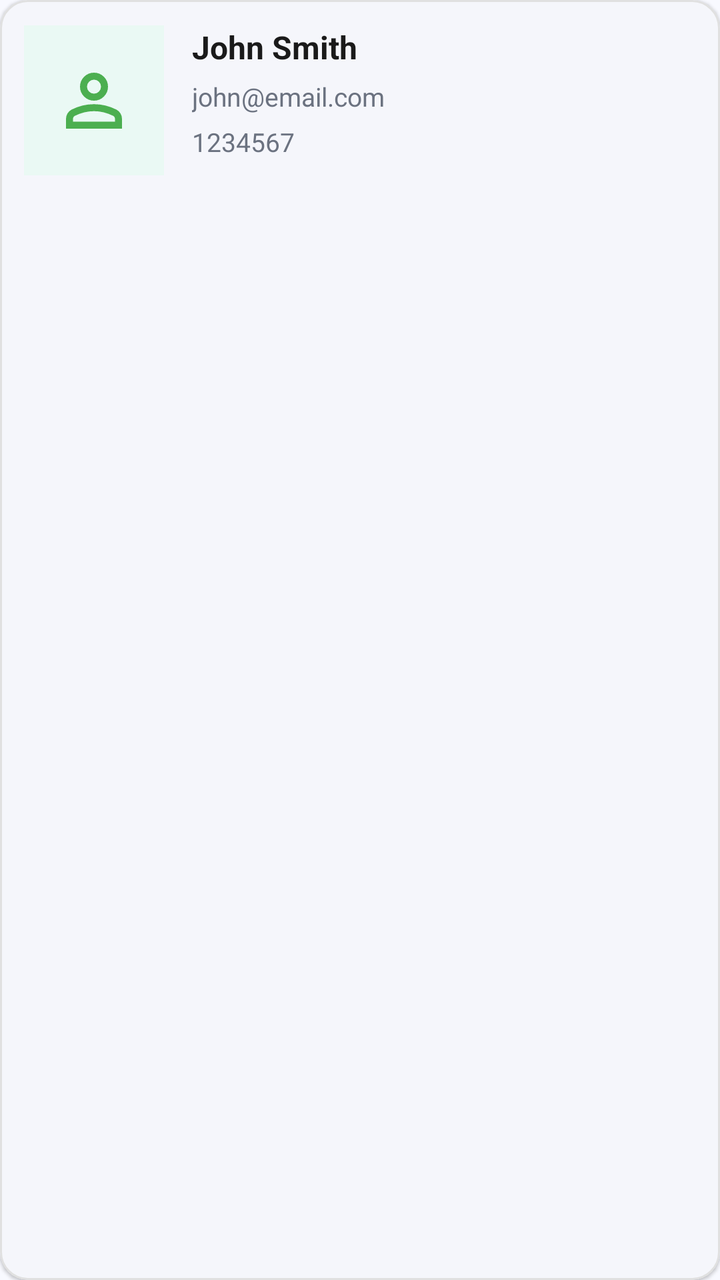
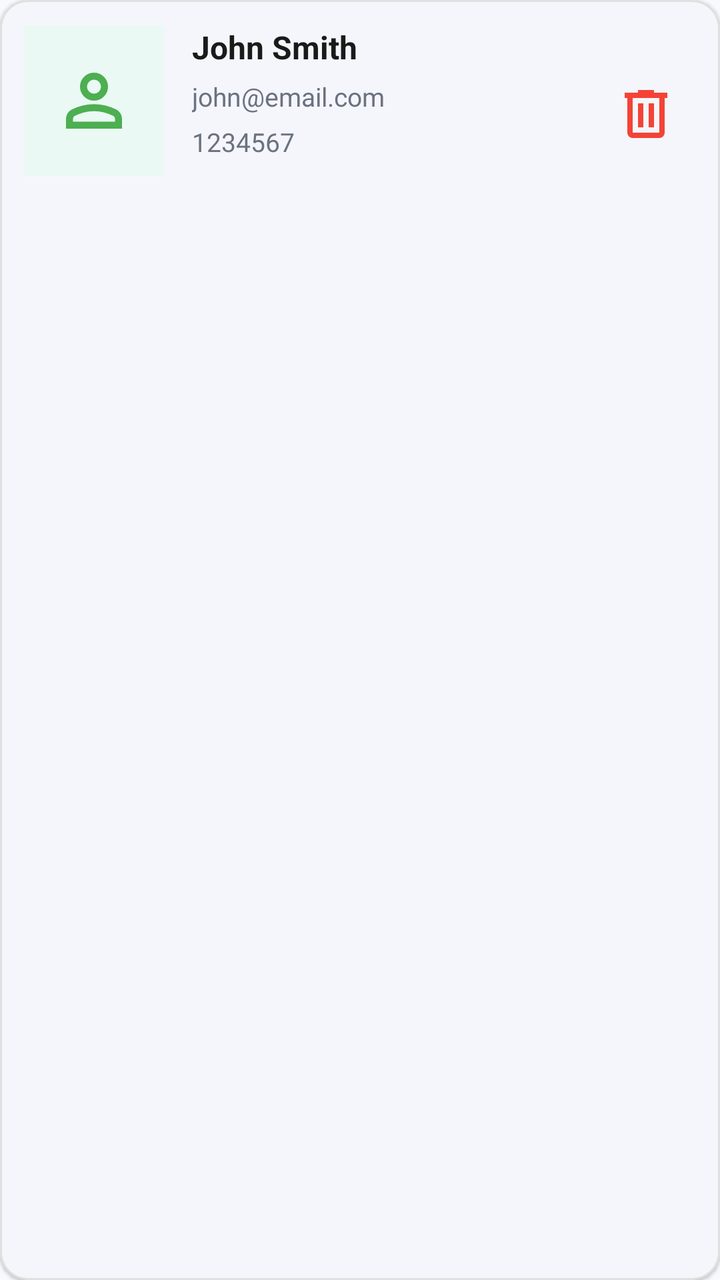

Two renders of the same Android screen: before a commit and after it. Below are the layout's source before the change and the commit's diff.
<!-- AndroidManifest.xml: application theme Theme.LibraryApp -->
<!-- res/layout/item_member.xml -->
<?xml version="1.0" encoding="utf-8"?>
<com.google.android.material.card.MaterialCardView
    xmlns:android="http://schemas.android.com/apk/res/android"
    xmlns:app="http://schemas.android.com/apk/res-auto"
    android:layout_width="match_parent"
    android:layout_height="wrap_content"
    android:layout_marginBottom="12dp"
    app:cardBackgroundColor="@color/surface"
    app:cardCornerRadius="14dp"
    app:cardElevation="1dp"
    app:strokeColor="@color/border"
    app:strokeWidth="1dp">

    <androidx.constraintlayout.widget.ConstraintLayout
        android:id="@+id/clMember"
        android:layout_width="match_parent"
        android:layout_height="100dp"
        android:padding="12dp">

        

        <ImageView
            android:id="@+id/ivMemberIcon"
            android:layout_width="70dp"
            android:layout_height="75dp"
            android:background="#EAF9F4"
            android:contentDescription="Member"
            android:padding="14dp"
            android:src="@drawable/iv_member"
            app:tint="@color/success"
            app:layout_constraintBottom_toBottomOf="parent"
            app:layout_constraintStart_toStartOf="parent"
            app:layout_constraintTop_toTopOf="parent" />

        

        <TextView
            android:id="@+id/tvMemberName"
            android:layout_width="0dp"
            android:layout_height="wrap_content"
            android:layout_marginStart="14dp"
            android:layout_marginEnd="12dp"
            android:text="John Smith"
            android:textColor="@color/text_primary"
            android:textSize="16sp"
            android:textStyle="bold"
            app:layout_constraintEnd_toEndOf="@id/clMember"
            app:layout_constraintStart_toEndOf="@id/ivMemberIcon"
            app:layout_constraintTop_toTopOf="@id/ivMemberIcon" />

        

        <TextView
            android:id="@+id/tvMemberEmail"
            android:layout_width="0dp"
            android:layout_height="wrap_content"
            android:layout_marginTop="5dp"
            android:text="john@email.com"
            android:textColor="@color/text_secondary"
            android:textSize="13sp"
            app:layout_constraintEnd_toEndOf="@id/tvMemberName"
            app:layout_constraintStart_toStartOf="@id/tvMemberName"
            app:layout_constraintTop_toBottomOf="@id/tvMemberName" />

        

        <TextView
            android:id="@+id/tvPhone"
            android:layout_width="0dp"
            android:layout_height="wrap_content"
            android:layout_marginTop="5dp"
            android:text="1234567"
            android:textColor="@color/text_secondary"
            android:textSize="13sp"
            app:layout_constraintEnd_toEndOf="@id/tvMemberName"
            app:layout_constraintStart_toStartOf="@id/tvMemberName"
            app:layout_constraintTop_toBottomOf="@id/tvMemberEmail" />


    </androidx.constraintlayout.widget.ConstraintLayout>

</com.google.android.material.card.MaterialCardView>
<!-- resources referenced by this layout -->
<resources>
  <color name="border">#E0E0E0</color>
  <color name="success">#4CAF50</color>
  <color name="surface">#FFFFFF</color>
  <color name="text_primary">#1A1A1A</color>
  <color name="text_secondary">#6B7280</color>
  <!-- drawable iv_member (drawable) -->
  <vector xmlns:android="http://schemas.android.com/apk/res/android"
      android:width="24dp"
      android:height="24dp"
      android:viewportWidth="960"
      android:viewportHeight="960">
    <path
        android:pathData="M367,433q-47,-47 -47,-113t47,-113q47,-47 113,-47t113,47q47,47 47,113t-47,113q-47,47 -113,47t-113,-47ZM160,800v-112q0,-34 17.5,-62.5T224,582q62,-31 126,-46.5T480,520q66,0 130,15.5T736,582q29,15 46.5,43.5T800,688v112L160,800ZM240,720h480v-32q0,-11 -5.5,-20T700,654q-54,-27 -109,-40.5T480,600q-56,0 -111,13.5T260,654q-9,5 -14.5,14t-5.5,20v32ZM536.5,376.5Q560,353 560,320t-23.5,-56.5Q513,240 480,240t-56.5,23.5Q400,287 400,320t23.5,56.5Q447,400 480,400t56.5,-23.5ZM480,320ZM480,720Z"
        android:fillColor="#1f1f1f"/>
  </vector>
  <style name="Theme.LibraryApp" parent="Base.Theme.LibraryApp" />
  <style name="Base.Theme.LibraryApp" parent="Theme.Material3.DayNight.NoActionBar">
  
          <item name="colorPrimary">@color/primary</item>
          <item name="android:colorBackground">@color/background</item>
          <item name="colorSurface">@color/surface</item>
  
          <item name="android:textColorPrimary">@color/text_primary</item>
          <item name="android:textColorSecondary">@color/text_secondary</item>
  
          <item name="android:navigationBarColor">@color/background</item>
          <item name="android:statusBarColor">@color/primary</item>
  
          <item name="android:windowLightStatusBar">false</item>
      </style>
  <color name="primary">#3F51B5</color>
  <color name="background">#F8F9FF</color>
</resources>

<!-- the commit's change to res/layout/item_member.xml (unified diff, before → after) -->
@@ -27,10 +27,24 @@
             android:contentDescription="Member"
             android:padding="14dp"
             android:src="@drawable/iv_member"
-            app:tint="@color/success"
             app:layout_constraintBottom_toBottomOf="parent"
             app:layout_constraintStart_toStartOf="parent"
-            app:layout_constraintTop_toTopOf="parent" />
+            app:layout_constraintTop_toTopOf="parent"
+            app:tint="@color/success" />
+
+        <ImageView
+            android:id="@+id/ivDeleteMember"
+            android:layout_width="50dp"
+            android:layout_height="50dp"
+            android:layout_marginTop="20dp"
+            android:clickable="true"
+            android:contentDescription="Delete book"
+            android:focusable="true"
+            android:padding="9dp"
+            android:src="@drawable/iv_delete"
+            app:layout_constraintEnd_toEndOf="parent"
+            app:layout_constraintTop_toTopOf="parent"
+            app:tint="@color/error" />
 
         
 
@@ -44,7 +58,7 @@
             android:textColor="@color/text_primary"
             android:textSize="16sp"
             android:textStyle="bold"
-            app:layout_constraintEnd_toEndOf="@id/clMember"
+            app:layout_constraintEnd_toStartOf="@id/ivDeleteMember"
             app:layout_constraintStart_toEndOf="@id/ivMemberIcon"
             app:layout_constraintTop_toTopOf="@id/ivMemberIcon" />
 
<!-- resource entries referenced after the edit -->
@@ -1,10 +1,21 @@
 <!-- resources referenced by this layout -->
 <resources>
   <color name="border">#E0E0E0</color>
+  <color name="error">#F44336</color>
   <color name="success">#4CAF50</color>
   <color name="surface">#FFFFFF</color>
   <color name="text_primary">#1A1A1A</color>
   <color name="text_secondary">#6B7280</color>
+  <!-- drawable iv_delete (drawable) -->
+  <vector xmlns:android="http://schemas.android.com/apk/res/android"
+      android:width="24dp"
+      android:height="24dp"
+      android:viewportWidth="960"
+      android:viewportHeight="960">
+    <path
+        android:pathData="M280,840q-33,0 -56.5,-23.5T200,760v-520h-40v-80h200v-40h240v40h200v80h-40v520q0,33 -23.5,56.5T680,840L280,840ZM680,240L280,240v520h400v-520ZM360,680h80v-360h-80v360ZM520,680h80v-360h-80v360ZM280,240v520,-520Z"
+        android:fillColor="#e3e3e3"/>
+  </vector>
   <!-- drawable iv_member (drawable) -->
   <vector xmlns:android="http://schemas.android.com/apk/res/android"
       android:width="24dp"
